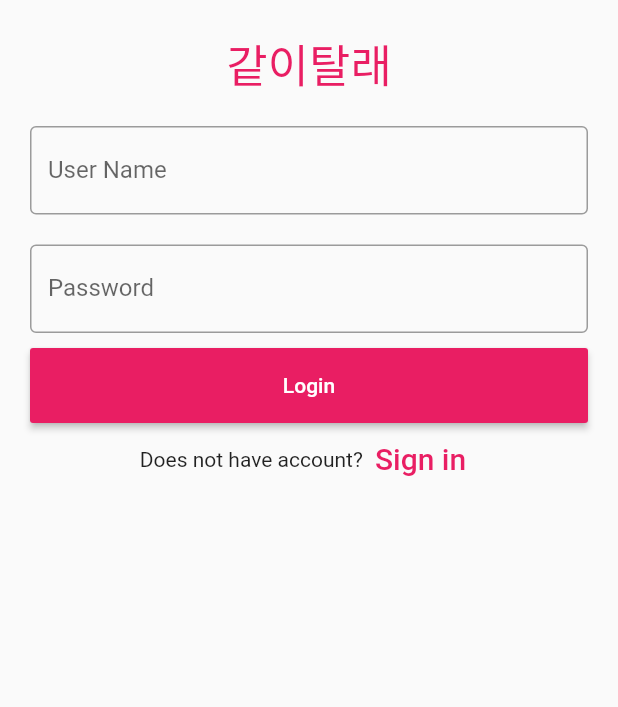
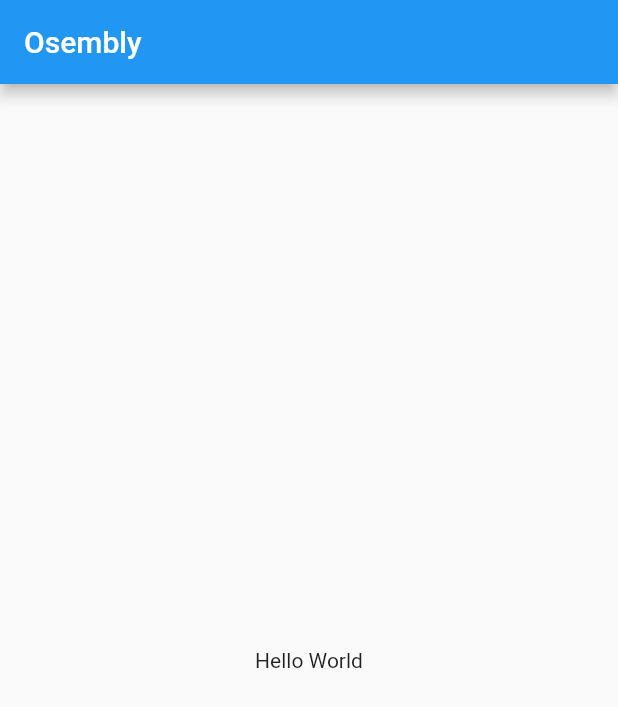
Before and after one commit to 2021-oasis-hackathon/Sponge---bob-, a Flutter app: the screen it shows after launch, after a tap on "Login", on a phone screen of 412 x 824 dp. Shown: the top 707 px of the screen. Run offline on Flutter 3.47's test engine with Material 2 defaults, Android fonts, the phone set to English and light mode, and no system bars; our stand-ins replace cloud_firestore, firebase_core; accounts and stored records are empty.

Commit message:
Login Done

```diff
--- /dev/null
+++ b/lib/Home.dart
@@ -0,0 +1,18 @@
+import 'package:flutter/material.dart';
+
+class Second extends StatelessWidget {
+  @override
+  Widget build(BuildContext context) {
+    return MaterialApp(
+      title: 'Welcome to Flutter',
+      home: Scaffold(
+        appBar: AppBar(
+          title: const Text('Osembly'),
+        ),
+        body: const Center(
+          child: Text('Hello World'),
+        ),
+      ),
+    );
+  }
+}
--- a/lib/Login.dart
+++ b/lib/Login.dart
@@ -1,5 +1,6 @@
 import 'package:flutter/material.dart';
 import 'package:cloud_firestore/cloud_firestore.dart';
+import 'Home.dart';
 
 class LoginPage extends StatefulWidget {
   @override
@@ -39,21 +40,31 @@ class _State extends State<LoginPage> {
     //       print('Document does not exist on the database');
     //     }
     //   });
-
     // if (ds is Map) { print('Hi, it is Map type'); }
     // else { print('Nope, it is not Map type'); }
     // print('YOOO~~, ${ds['name']}');
 
+
     // 이 data field 특정해서 뽑는거도 성공!!!
-    // await FirebaseFirestore.instance
-    //   .collection('student')
-    //   .where('name', isEqualTo: 'Troy')
-    //   .get()
-    //   .then((QuerySnapshot querySnapshot) {
-    //     querySnapshot.docs.forEach((doc) {
-    //       print('YEYEYEYE ~~ ${doc['age']}');
-    //     });
-    //   });
+    await FirebaseFirestore.instance
+      .collection('users')
+      .where('id', isEqualTo: _id)
+      .get()
+      .then((QuerySnapshot querySnapshot) {
+        querySnapshot.docs.forEach((doc) {
+          // print('YEYEYEYE ~~ ${doc['age']}');
+          if(doc['password'] == _pw) {
+            print("login success");
+            Navigator.push(context,
+              MaterialPageRoute<void>(builder: (BuildContext context) {
+                return Second();
+              })
+            );
+          } else {
+            print("wrong password");
+          }
+        });
+      });
   }
 
   @override
```
